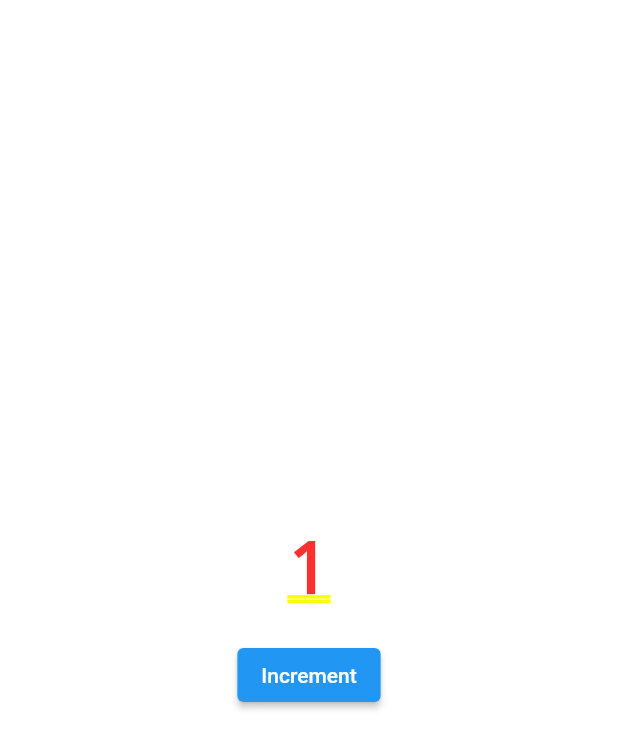
After one commit to chiclaim/FlutterTutorials, a Flutter app: the InheritedWidgetTestRoute screen opened by its route, after a tap on "Increment", on a phone screen of 412 x 824 dp. The commit adds this screen. Shown: the top 749 px of the screen. Run offline on Flutter 3.47's test engine with Material 2 defaults, Android fonts, the phone set to English and light mode, and no system bars.

Commit message:
inheritedWidget

```diff
--- a/lib/main.dart
+++ b/lib/main.dart
@@ -1,5 +1,6 @@
 import 'package:flutter/material.dart';
 import 'package:flutter_sample/multi-child/column_demo_page.dart';
+import 'package:flutter_sample/share-data/inherited_widget_demo.dart';
 import 'package:flutter_sample/single-child/align_demo_page.dart';
 import 'package:flutter_sample/single-child/aspect_demo_ratio.dart';
 import 'package:flutter_sample/single-child/baseline_demo_page.dart';
@@ -25,6 +26,7 @@ class MyApp extends StatelessWidget {
         ExpandedDemoPage.router: (context) => const ExpandedDemoPage(),
         TransformDemoPage.router: (context) => const TransformDemoPage(),
         ColumnDemoPage.router: (context) => const ColumnDemoPage(),
+        InheritedWidgetTestRoute.router: (context) => InheritedWidgetTestRoute(),
       },
     );
   }
@@ -53,6 +55,7 @@ class _MyHomePageState extends State<MyHomePage> {
     PageBean(text: "ExpandedDemoPage", router: ExpandedDemoPage.router),
     PageBean(text: "TransformDemoPage", router: TransformDemoPage.router),
     PageBean(text: "ColumnDemoPage", router: ColumnDemoPage.router),
+    PageBean(text: "StatefulWidgetPage", router: InheritedWidgetTestRoute.router),
   ];
 
   @override
--- /dev/null
+++ b/lib/share-data/inherited_widget_demo.dart
@@ -0,0 +1,90 @@
+import 'dart:developer';
+
+import 'package:flutter/material.dart';
+
+//from https://book.flutterchina.club/chapter7/inherited_widget.html#_7-2-1-inheritedwidget
+
+class InheritedWidgetTestRoute extends StatefulWidget {
+  static const router = "/StatefulWidgetPage";
+  @override
+  _InheritedWidgetTestRouteState createState() =>
+      _InheritedWidgetTestRouteState();
+}
+
+class _InheritedWidgetTestRouteState extends State<InheritedWidgetTestRoute> {
+  int count = 0;
+
+  @override
+  Widget build(BuildContext context) {
+    debugPrint("_InheritedWidgetTestRouteState.build");
+    return Container(
+        color: Colors.white,
+        child: Center(
+          child: ShareDataWidget(
+            //使用ShareDataWidget
+            data: count,
+            child: Column(
+              mainAxisAlignment: MainAxisAlignment.center,
+              children: <Widget>[
+                Padding(
+                  padding: const EdgeInsets.only(bottom: 20.0),
+                  child: _TestWidget(), //子widget中依赖ShareDataWidget
+                ),
+                ElevatedButton(
+                  child: Text("Increment"),
+                  //每点击一次，将count自增，然后重新build,ShareDataWidget的data将被更新
+                  onPressed: () => setState(() => ++count),
+                )
+              ],
+            ),
+          ),
+        ));
+  }
+}
+
+class _TestWidget extends StatefulWidget {
+  @override
+  State createState() => __TestWidgetState();
+}
+
+class __TestWidgetState extends State<_TestWidget> {
+
+
+  @override
+  Widget build(BuildContext context) {
+    // ShareDataWidget.of(context)!.data.toString();
+    //使用InheritedWidget中的共享数据
+    debugPrint("_InheritedWidgetTestRouteState.build");
+    return Text(ShareDataWidget.of(context)!.data.toString());
+  }
+
+  @override //下文会详细介绍。
+  void didChangeDependencies() {
+    super.didChangeDependencies();
+    //父或祖先widget中的InheritedWidget改变(updateShouldNotify返回true)时会被调用。
+    //如果build中没有依赖InheritedWidget，则此回调不会被调用。
+    debugPrint("Dependencies change-----");
+  }
+}
+
+class ShareDataWidget extends InheritedWidget {
+  ShareDataWidget({
+    Key? key,
+    required this.data,
+    required Widget child,
+  }) : super(key: key, child: child);
+
+  final int data; //需要在子树中共享的数据，保存点击次数
+
+  //定义一个便捷方法，方便子树中的widget获取共享数据
+  static ShareDataWidget? of(BuildContext context) {
+    return context.dependOnInheritedWidgetOfExactType<ShareDataWidget>();
+  }
+
+  //该回调决定当data发生变化时，是否通知子树中依赖data的Widget重新build
+  @override
+  bool updateShouldNotify(ShareDataWidget old) {
+    debugPrint("updateShouldNotify:${(old.data != data)}");
+    return old.data != data;
+  }
+}
```
